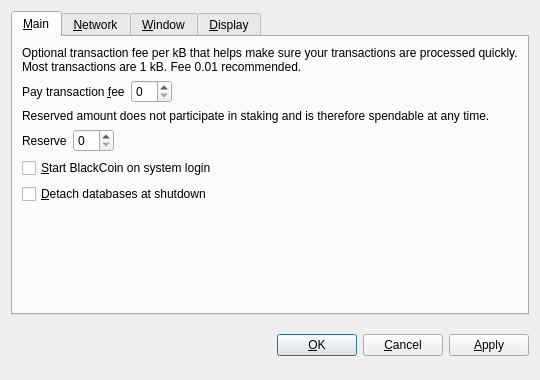
Old version of the form src/qt/forms/optionsdialog.ui in the repository ColorfulGecko/Asiacoin.
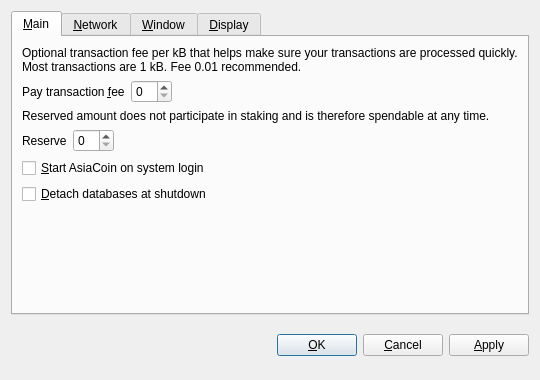
New version of the form. Custom widgets are drawn as their Qt base class.

Commit message: Changed instances of 'BlackCoin' to 'AsiaCoin' in the files

Patch:
```diff
--- a/src/qt/forms/optionsdialog.ui
+++ b/src/qt/forms/optionsdialog.ui
@@ -128,7 +128,7 @@
           <string>Automatically start BlackCoin after logging in to the system.</string>
          </property>
          <property name="text">
-          <string>&amp;Start BlackCoin on system login</string>
+          <string>&amp;Start AsiaCoin on system login</string>
          </property>
         </widget>
        </item>
```
Left out of the diff: 10 changed lines with no effect on the pictures. The commit also changes 80 other files.
